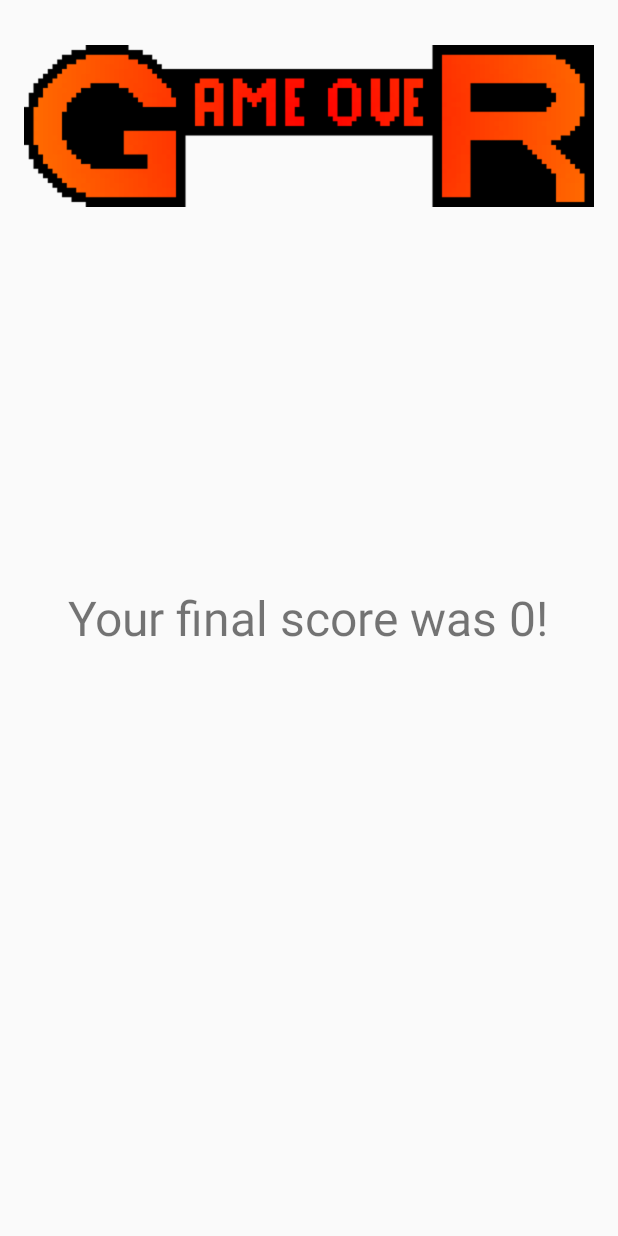
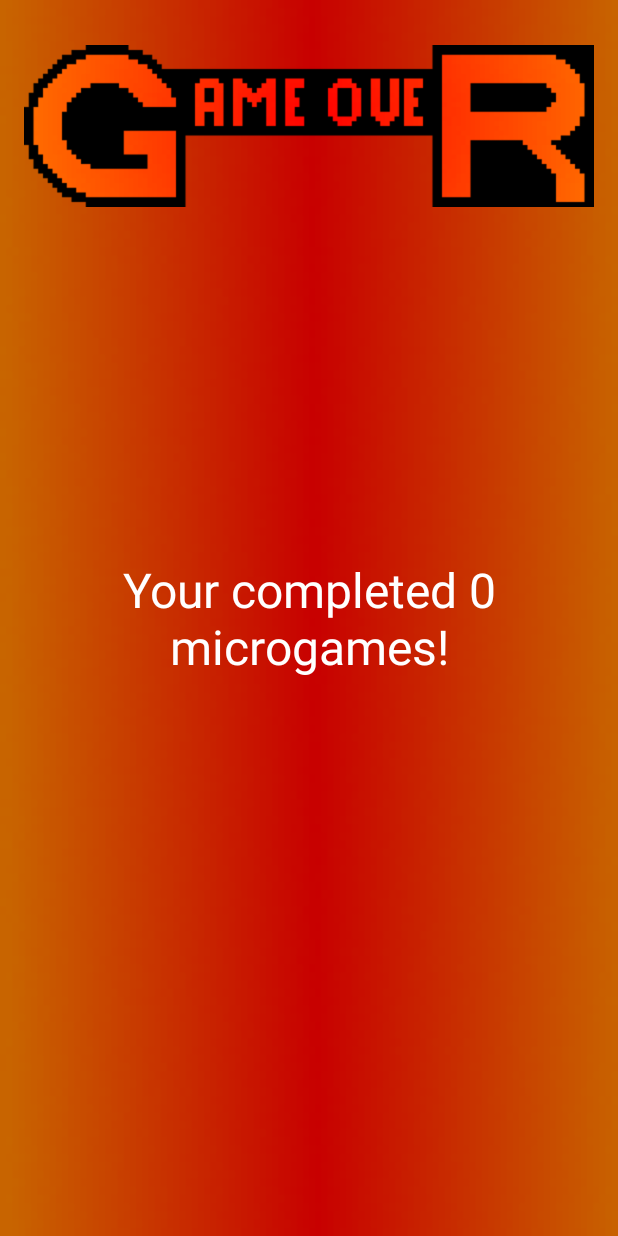
Before and after one commit to SpookySkelemen/Mikrospiele, an Android app: the GameOverActivity screen opened directly, with no data from a screen before it, on a phone screen of 412 x 824 dp. Run offline under Robolectric (Android 15) with nearby library versions, the phone set to English and light mode, and no system bars; 1 statement that could not run was skipped.

Commit message:
tis done for now my sons

```diff
--- a/app/src/main/java/com/willbergs/mikrospiele/GameOverActivity.java
+++ b/app/src/main/java/com/willbergs/mikrospiele/GameOverActivity.java
@@ -11,6 +11,6 @@ public class GameOverActivity extends Activity {
         super.onCreate(savedInstanceState);
         setContentView(R.layout.activity_game_over);
         TextView finalScore = (TextView) findViewById(R.id.txtFinalScore);
-        finalScore.setText("Your final score was " + TransitionActivity.score + "!");
+        finalScore.setText("Your completed " + TransitionActivity.score + " microgames!");
     }
 }
--- a/app/src/main/res/layout/activity_about.xml
+++ b/app/src/main/res/layout/activity_about.xml
@@ -15,6 +15,7 @@
         android:id="@+id/imgPicture"
         android:layout_width="wrap_content"
         android:layout_height="wrap_content"
+        android:layout_centerHorizontal="true"
         android:src="@drawable/picture" />
 
     <TextView
@@ -23,6 +24,7 @@
         android:layout_height="wrap_content"
         android:layout_below="@id/imgPicture"
         android:gravity="center"
+        android:paddingTop="@dimen/activity_title_padding"
         android:text="@string/about_text"
         android:textColor="@color/colorAccent"
         android:textSize="@dimen/activity_small_text" />
--- a/app/src/main/res/layout/activity_game_over.xml
+++ b/app/src/main/res/layout/activity_game_over.xml
@@ -4,6 +4,7 @@
     android:id="@+id/activity_game_over"
     android:layout_width="match_parent"
     android:layout_height="match_parent"
+    android:background="@drawable/gameover_background"
     android:paddingBottom="@dimen/activity_vertical_margin"
     android:paddingLeft="@dimen/activity_horizontal_margin"
     android:paddingRight="@dimen/activity_horizontal_margin"
@@ -22,5 +23,7 @@
         android:layout_height="wrap_content"
         android:layout_centerInParent="true"
         android:text=""
+        android:gravity="center"
+        android:textColor="@color/colorAccent"
         android:textSize="@dimen/activity_text_size" />
 </RelativeLayout>
--- a/app/src/main/res/layout/activity_transition.xml
+++ b/app/src/main/res/layout/activity_transition.xml
@@ -14,7 +14,7 @@
         android:layout_width="wrap_content"
         android:layout_height="wrap_content"
         android:layout_centerInParent="true"
-        android:orientation="horizontal">
+        android:orientation="vertical">
 
         <ImageView
             android:id="@+id/imgHeart1"
```
Also changed, not shown: app/src/main/res/drawable/gameover_background.png (added).
